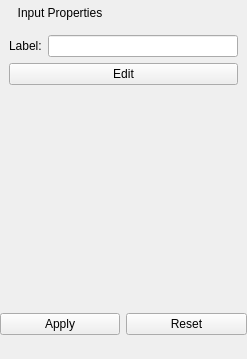
Above: Application/qInputPropertiesWidget.ui from Sprunth/RGG before the change. Below: the same form after it.
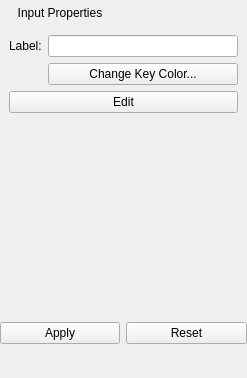
That is the form after the change.

Commit message: Enable color-coding of pins in lattice editor view

The edit to the form file:
```diff
--- a/Application/qInputPropertiesWidget.ui
+++ b/Application/qInputPropertiesWidget.ui
@@ -7,7 +7,7 @@
     <x>0</x>
     <y>0</y>
     <width>247</width>
-    <height>359</height>
+    <height>378</height>
    </rect>
   </property>
   <property name="sizePolicy">
@@ -272,7 +272,7 @@
      </widget>
      <widget class="QWidget" name="pagePinCell">
       <layout class="QGridLayout" name="gridLayout_10">
-       <item row="2" column="1">
+       <item row="4" column="1">
         <spacer name="verticalSpacer_2">
          <property name="orientation">
           <enum>Qt::Vertical</enum>
@@ -295,13 +295,30 @@
        <item row="0" column="1">
         <widget class="QLineEdit" name="PinCellLabel"/>
        </item>
-       <item row="1" column="0" colspan="2">
+       <item row="2" column="0" colspan="2">
         <widget class="QPushButton" name="advancedButton">
          <property name="text">
           <string>Edit</string>
          </property>
         </widget>
        </item>
+       <item row="1" column="0">
+        <widget class="QLabel" name="colorSwatch">
+         <property name="autoFillBackground">
+          <bool>true</bool>
+         </property>
+         <property name="text">
+          <string/>
+         </property>
+        </widget>
+       </item>
+       <item row="1" column="1">
+        <widget class="QPushButton" name="colorSelectButton">
+         <property name="text">
+          <string>Change Key Color...</string>
+         </property>
+        </widget>
+       </item>
       </layout>
      </widget>
      <widget class="QWidget" name="pageCylinderPin">
```
The commit also changes 12 other files.
